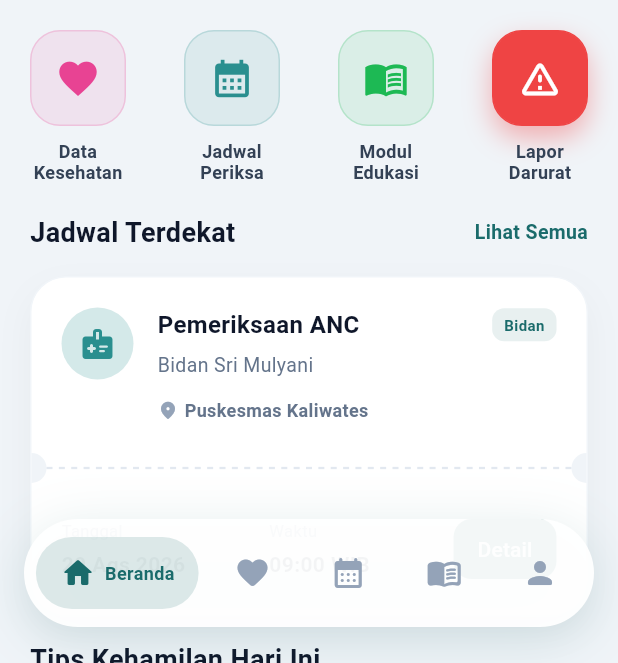
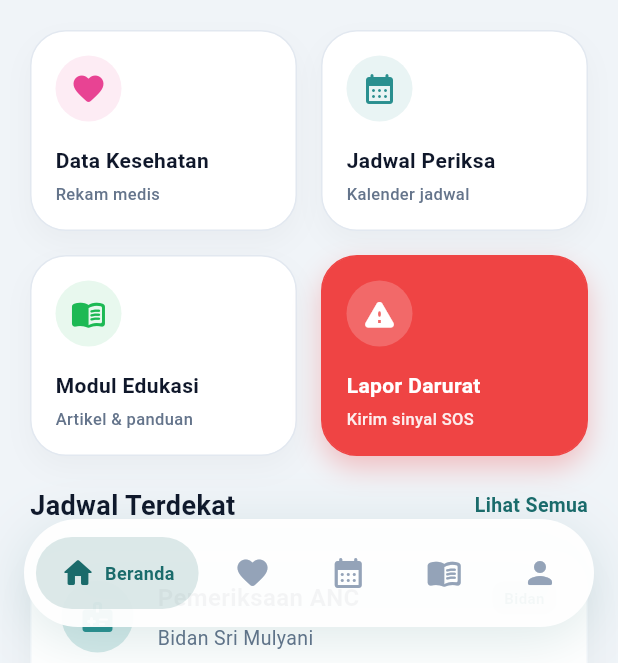
Before and after one commit to ardhikaxx/sipeka-mobile, a Flutter app: the screen it shows after launch, on a phone screen of 412 x 824 dp, the part 573-1236 px from its top. Run offline on Flutter 3.47's test engine with Material 3 defaults, Android fonts, the phone set to English and light mode, and no system bars; our stand-ins replace fl_chart, get, table_calendar.

Commit message:
feat: upgrade quick menu to premium 2x2 cards on dashboard

```diff
--- a/lib/features/patient_dashboard/views/dashboard_view.dart
+++ b/lib/features/patient_dashboard/views/dashboard_view.dart
@@ -91,13 +91,23 @@ class DashboardView extends GetView<DashboardController> {
                       children: [
                         const Text('Layanan SIPEKA', style: TextStyle(fontSize: 18, fontWeight: FontWeight.bold, color: AppColors.gray900)),
                         const SizedBox(height: 20),
+                        Column(
+                          children: [
                             Row(
-                          mainAxisAlignment: MainAxisAlignment.spaceBetween,
                               children: [
-                            _buildMenuIcon('Data\nKesehatan', Icons.favorite, AppColors.secondary, () => Get.find<MainNavController>().changePage(1)),
-                            _buildMenuIcon('Jadwal\nPeriksa', Icons.calendar_month, AppColors.primaryLight, () => Get.find<MainNavController>().changePage(2)),
-                            _buildMenuIcon('Modul\nEdukasi', Icons.menu_book, AppColors.riskGreen, () => Get.find<MainNavController>().changePage(3)),
-                            _buildMenuIcon('Lapor\nDarurat', Icons.warning_amber_rounded, AppColors.riskRed, () => Get.toNamed(Routes.EMERGENCY), isEmergency: true),
+                                Expanded(child: _buildPremiumMenuCard('Data Kesehatan', 'Rekam medis', Icons.favorite_rounded, AppColors.secondary, () => Get.find<MainNavController>().changePage(1))),
+                                const SizedBox(width: 16),
+                                Expanded(child: _buildPremiumMenuCard('Jadwal Periksa', 'Kalender jadwal', Icons.calendar_month_rounded, AppColors.primaryLight, () => Get.find<MainNavController>().changePage(2))),
+                              ],
+                            ),
+                            const SizedBox(height: 16),
+                            Row(
+                              children: [
+                                Expanded(child: _buildPremiumMenuCard('Modul Edukasi', 'Artikel & panduan', Icons.menu_book_rounded, AppColors.riskGreen, () => Get.find<MainNavController>().changePage(3))),
+                                const SizedBox(width: 16),
+                                Expanded(child: _buildPremiumMenuCard('Lapor Darurat', 'Kirim sinyal SOS', Icons.warning_rounded, AppColors.riskRed, () => Get.toNamed(Routes.EMERGENCY), isEmergency: true)),
+                              ],
+                            ),
                           ],
                         ),
 
@@ -262,30 +272,54 @@ class DashboardView extends GetView<DashboardController> {
     );
   }
 
-  Widget _buildMenuIcon(String title, IconData icon, Color color, VoidCallback onTap, {bool isEmergency = false}) {
+  Widget _buildPremiumMenuCard(String title, String subtitle, IconData icon, Color color, VoidCallback onTap, {bool isEmergency = false}) {
     return GestureDetector(
       onTap: onTap,
-      behavior: HitTestBehavior.opaque,
+      child: Container(
+        padding: const EdgeInsets.all(16),
+        decoration: BoxDecoration(
+          color: isEmergency ? color : Colors.white,
+          borderRadius: BorderRadius.circular(24),
+          border: Border.all(color: isEmergency ? color : AppColors.gray200),
+          boxShadow: [
+            BoxShadow(
+              color: isEmergency ? color.withOpacity(0.3) : Colors.black.withOpacity(0.03),
+              blurRadius: 15,
+              offset: const Offset(0, 8),
+            )
+          ],
+        ),
         child: Column(
-        mainAxisSize: MainAxisSize.min,
+          crossAxisAlignment: CrossAxisAlignment.start,
           children: [
             Container(
-            width: 64, height: 64,
+              padding: const EdgeInsets.all(10),
               decoration: BoxDecoration(
-              color: isEmergency ? color : color.withOpacity(0.1),
-              borderRadius: BorderRadius.circular(20),
-              border: Border.all(color: isEmergency ? color : color.withOpacity(0.2)),
-              boxShadow: isEmergency ? [BoxShadow(color: color.withOpacity(0.4), blurRadius: 15, offset: const Offset(0, 8))] : [],
+                color: isEmergency ? Colors.white.withOpacity(0.2) : color.withOpacity(0.1),
+                shape: BoxShape.circle,
               ),
-            child: Icon(icon, color: isEmergency ? Colors.white : color, size: 30),
+              child: Icon(icon, color: isEmergency ? Colors.white : color, size: 24),
             ),
-          const SizedBox(height: 10),
+            const SizedBox(height: 16),
             Text(
               title,
-            textAlign: TextAlign.center,
-            style: const TextStyle(fontWeight: FontWeight.w600, fontSize: 12, color: AppColors.gray700, height: 1.2),
+              style: TextStyle(
+                fontSize: 14,
+                fontWeight: FontWeight.bold,
+                color: isEmergency ? Colors.white : AppColors.gray900,
+              ),
+            ),
+            const SizedBox(height: 4),
+            Text(
+              subtitle,
+              style: TextStyle(
+                fontSize: 11,
+                color: isEmergency ? Colors.white.withOpacity(0.9) : AppColors.gray500,
+                fontWeight: FontWeight.w500,
+              ),
             ),
           ],
+        ),
       ),
     );
   }
```
Lines whose indentation alone changed are shown as unchanged.
